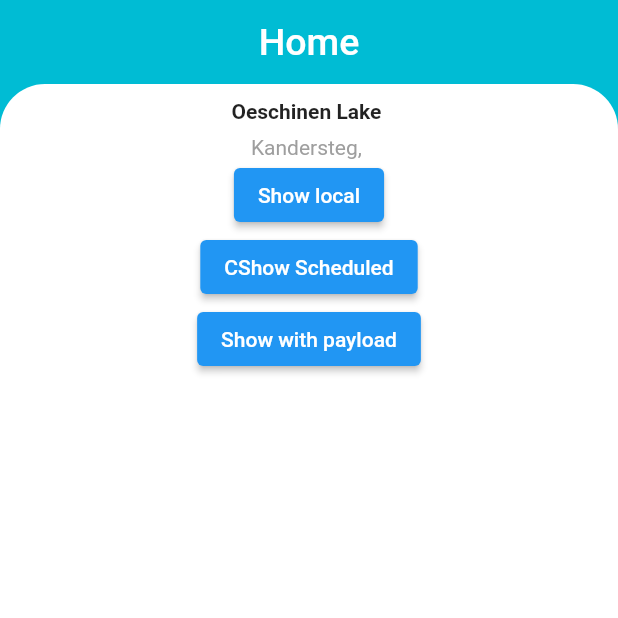
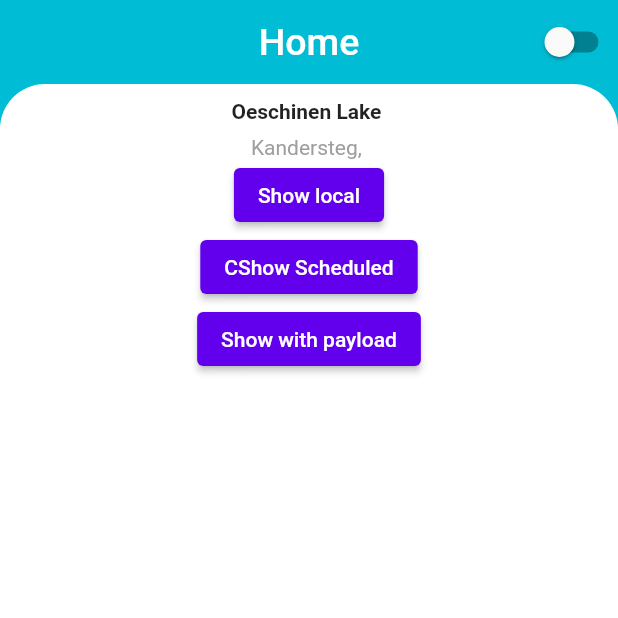
Before and after one commit to LFBRxD/app_ponto_grupohdi, a Flutter app: the HomePage screen opened directly, on a phone screen of 412 x 824 dp, the top half of it. Run offline on Flutter 3.47's test engine with Material 2 defaults, Android fonts, the light colour scheme and no system bars; our stand-ins replace curved_navigation_bar, flutter_local_notifications, settings_ui, timezone; missing offline and left inert: slide_digital_clock, workmanager.

Commit message:
WIP Aplicando theme ao projeto

```diff
--- /dev/null
+++ b/lib/components/ChangeThemeButtonWidget.dart
@@ -0,0 +1,19 @@
+import 'package:app_grupohdi/core/ThemeProvider.dart';
+import 'package:flutter/material.dart';
+import 'package:provider/provider.dart';
+
+class ChangeThemeButtonWidget extends StatelessWidget {
+  const ChangeThemeButtonWidget({Key? key}) : super(key: key);
+
+  @override
+  Widget build(BuildContext context) {
+    final themeProvider = Provider.of<ThemeProvider>(context);
+
+    return Switch.adaptive(
+        value: themeProvider.isDarkMode,
+        onChanged: (value) {
+          final provider = Provider.of<ThemeProvider>(context, listen: false);
+          provider.toggleTheme(value);
+        });
+  }
+}
--- /dev/null
+++ b/lib/core/ThemeManager.dart
@@ -0,0 +1,12 @@
+import 'package:flutter/material.dart';
+
+class ThemeManager {
+  static final darkTheme = ThemeData(
+    scaffoldBackgroundColor: Colors.grey.shade900,
+    colorScheme: const ColorScheme.dark(),
+  );
+  static final whiteTheme = ThemeData(
+    scaffoldBackgroundColor: Colors.white,
+    colorScheme: const ColorScheme.light(),
+  );
+}
--- /dev/null
+++ b/lib/core/ThemeProvider.dart
@@ -0,0 +1,11 @@
+import 'package:flutter/material.dart';
+
+class ThemeProvider extends ChangeNotifier {
+  ThemeMode tMode = ThemeMode.light;
+  bool get isDarkMode => tMode == ThemeMode.dark;
+
+  void toggleTheme(bool isOn) {
+    tMode = isOn ? ThemeMode.dark : ThemeMode.light;
+    notifyListeners();
+  }
+}
--- a/lib/pages/HomePage.dart
+++ b/lib/pages/HomePage.dart
@@ -1,6 +1,8 @@
 import 'package:app_grupohdi/services/NotificationService.dart';
 import 'package:flutter/material.dart';
 import 'package:workmanager/workmanager.dart';
+
+import '../components/ChangeThemeButtonWidget.dart';
 
 class HomePage extends StatelessWidget {
   const HomePage({Key? key}) : super(key: key);
@@ -19,6 +21,7 @@
             fontSize: 25,
           ),
         ),
+        actions: [ChangeThemeButtonWidget()],
         centerTitle: true,
         automaticallyImplyLeading: false,
       ),
--- a/lib/pages/LoginPage.dart
+++ b/lib/pages/LoginPage.dart
@@ -14,6 +14,7 @@
 
   @override
   Widget build(BuildContext context) {
+    final text = MediaQuery.of(context).platformBrightness == Brightness.dark ? 'DarkTheme': 'LightTheme';
     return Scaffold(
       body: getBody(context),
     );
--- a/pubspec.yaml
+++ b/pubspec.yaml
@@ -17,6 +17,7 @@
   settings_ui: ^2.0.2
   #remover a dependencia de settigns
   flutter_settings_screens: ^0.2.2+1
+  provider: ^5.0.0
 
   curved_navigation_bar: ^1.0.3
   flutter_launcher_icons: ^0.9.3
```
Also changed, not shown: lib/components/ShowAllNotificationsButtonWidget.dart (added, +19 -0 lines), lib/entitys/PointHits.dart (added, +44 -0 lines), lib/main.dart (+17 -7 lines), lib/pages/PontoPage.dart (+2 -5 lines), pubspec.lock.
